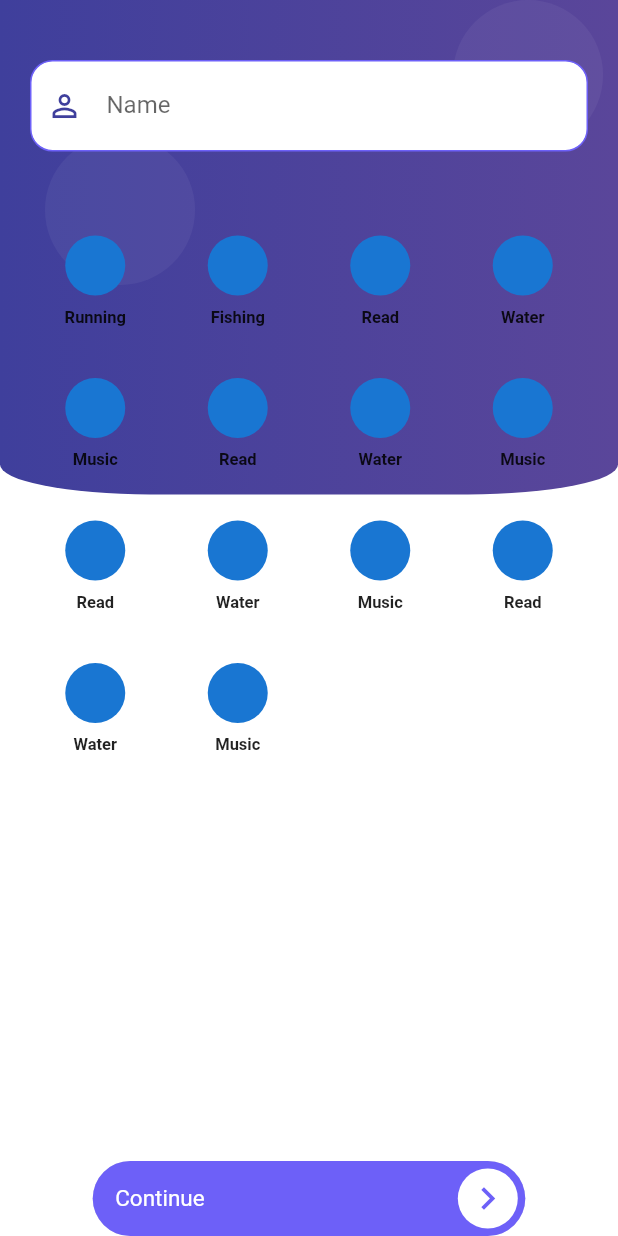
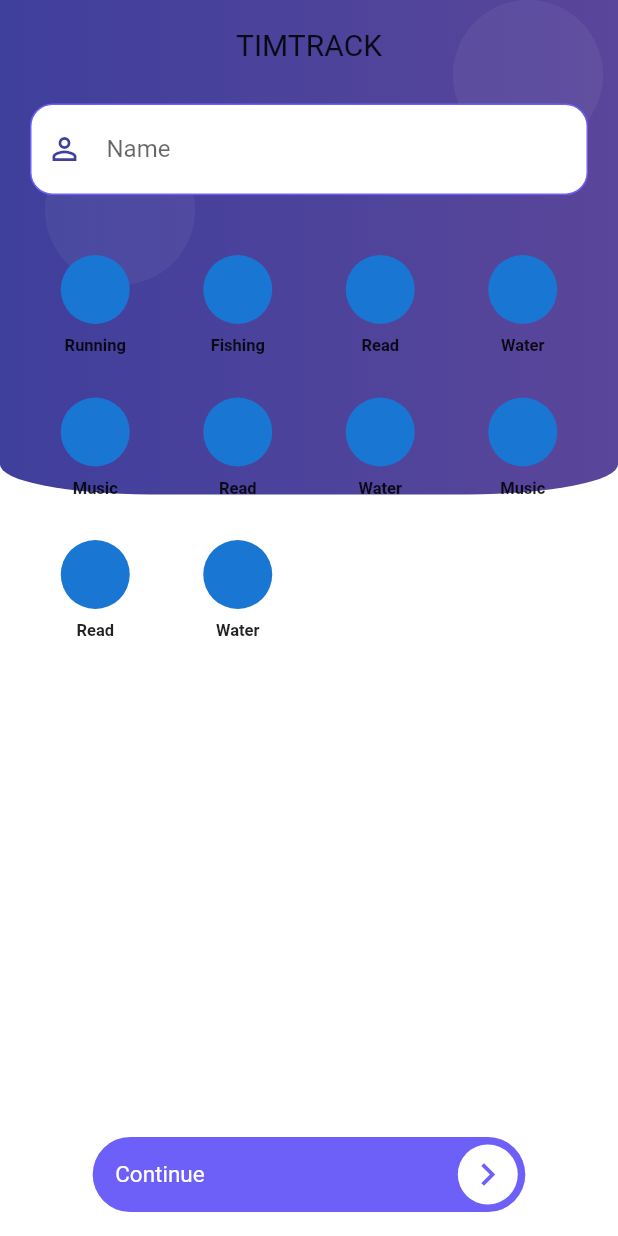
Before and after one commit to JordiiVidal/timtrack, a Flutter app: the screen it shows after launch, on a phone screen of 412 x 824 dp. Run offline on Flutter 3.47's test engine with Material 2 defaults, Android fonts, the phone set to English and light mode, and no system bars; our stand-ins replace bloc, flutter_bloc, flutter_staggered_animations.

Commit message:
change state list activities

```diff
--- a/lib/data/list.dart
+++ b/lib/data/list.dart
@@ -23,80 +23,52 @@ final  List<Activity> activities = [
         idCategory: 2,
       ),
       Activity(
-        id: 3,
+        id: 23,
         name: 'Water',
         duration: 320,
         avatar: 'd',
         idCategory: 3,
       ),
       Activity(
-        id: 3,
+        id: 33,
         name: 'Music',
         duration: 320,
         avatar: 'd',
         idCategory: 3,
       ),
       Activity(
-        id: 3,
+        id: 43,
         name: 'Read',
         duration: 320,
         avatar: 'd',
         idCategory: 2,
       ),
       Activity(
-        id: 3,
+        id: 334,
         name: 'Water',
         duration: 320,
         avatar: 'd',
         idCategory: 3,
       ),
       Activity(
-        id: 3,
+        id: 3534,
         name: 'Music',
         duration: 320,
         avatar: 'd',
         idCategory: 3,
       ),
       Activity(
-        id: 3,
+        id: 653,
         name: 'Read',
         duration: 320,
         avatar: 'd',
         idCategory: 2,
       ),
       Activity(
-        id: 3,
+        id: 45233,
         name: 'Water',
         duration: 320,
         avatar: 'd',
         idCategory: 3,
-      ),
-      Activity(
-        id: 3,
-        name: 'Music',
-        duration: 320,
-        avatar: 'd',
-        idCategory: 3,
-      ),
-      Activity(
-        id: 3,
-        name: 'Read',
-        duration: 320,
-        avatar: 'd',
-        idCategory: 2,
-      ),
-      Activity(
-        id: 3,
-        name: 'Water',
-        duration: 320,
-        avatar: 'd',
-        idCategory: 3,
-      ),
-      Activity(
-        id: 3,
-        name: 'Music',
-        duration: 320,
-        avatar: 'd',
-        idCategory: 3,
-      ),
+      )
     ];
--- a/lib/pages/signup_page.dart
+++ b/lib/pages/signup_page.dart
@@ -1,11 +1,10 @@
 import 'package:flutter/material.dart';
 import 'package:flutter_bloc/flutter_bloc.dart';
-import 'package:flutter_staggered_animations/flutter_staggered_animations.dart';
 
 import 'package:timtrack/bloc/user/user_bloc.dart';
-import 'package:timtrack/data/list.dart';
 
 import 'package:timtrack/models/user_model.dart';
+import 'package:timtrack/widgets/activities_grid_sign.dart';
 import 'package:timtrack/widgets/signup_background.dart';
 
 class SignUpPage extends StatefulWidget {
@@ -33,21 +32,34 @@ class _SignUpPageState extends State<SignUpPage> {
           SignUpBackground(
             size: size,
           ),
-          formLogic(context, size),
+          SafeArea(
+            child: formLogic(context, size),
+          ),
         ],
       ),
     );
   }
 
   Widget formLogic(BuildContext context, Size size) {
-    return SafeArea(
-      child: Form(
+    return Form(
       key: _formKey,
       child: Column(
         crossAxisAlignment: CrossAxisAlignment.center,
         children: [
           Container(
-              margin: EdgeInsets.only(top: 40.0),
+            padding: EdgeInsets.only(
+              top: 18.0,
+              bottom: 8.0,
+            ),
+            child: Text(
+              'TIMTRACK',
+              style: TextStyle(
+                fontSize: 20.0,
+              ),
+            ),
+          ),
+          Container(
+            margin: EdgeInsets.only(top: 20.0),
             height: 100,
             child: Column(
               children: [
@@ -81,50 +93,7 @@ class _SignUpPageState extends State<SignUpPage> {
           Expanded(
             child: Stack(
               children: [
-                  Container(
-                    padding: EdgeInsets.all(16.0),
-                    child: AnimationLimiter(
-                      child: GridView.builder(
-                        gridDelegate: SliverGridDelegateWithFixedCrossAxisCount(
-                          crossAxisCount: 4,
-                        ),
-                        physics: BouncingScrollPhysics(),
-                        itemCount: activities.length,
-                        itemBuilder: (BuildContext context, int index) =>
-                            AnimationConfiguration.staggeredGrid(
-                          position: index,
-                          duration: const Duration(milliseconds: 500),
-                          columnCount: 4,
-                          child: ScaleAnimation(
-                            child: FadeInAnimation(
-                              child: Container(
-                                child: Padding(
-                                  padding: const EdgeInsets.all(1.0),
-                                  child: Column(
-                                    children: <Widget>[
-                                      Container(
-                                        child: CircleAvatar(),
-                                      ),
-                                      Padding(
-                                        padding: const EdgeInsets.all(8.0),
-                                        child: Text(
-                                          '${activities[index].name}',
-                                          style: TextStyle(
-                                            fontWeight: FontWeight.w700,
-                                            fontSize: 11,
-                                          ),
-                                        ),
-                                      ),
-                                    ],
-                                  ),
-                                ),
-                              ),
-                            ),
-                          ),
-                        ),
-                      ),
-                    ),
-                  ),
+                ActivitiesGridSign(),
                 Positioned(
                   bottom: 0,
                   left: size.width * 0.15,
@@ -136,12 +105,15 @@ class _SignUpPageState extends State<SignUpPage> {
           ),
         ],
       ),
-      ),
     );
   }
 
-  RaisedButton buttonSignUp(BuildContext context) {
-    return RaisedButton(
+  Widget buttonSignUp(BuildContext context) {
+    return Padding(
+      padding: EdgeInsets.only(
+        bottom: 16.0,
+      ),
+      child: RaisedButton(
         shape: RoundedRectangleBorder(
           borderRadius: BorderRadius.circular(30.0),
         ),
@@ -202,6 +174,7 @@ class _SignUpPageState extends State<SignUpPage> {
           );
           Navigator.pushReplacementNamed(context, '/home');
         },
+      ),
     );
   }
 }
--- /dev/null
+++ b/lib/widgets/activities_grid_sign.dart
@@ -0,0 +1,84 @@
+import 'package:flutter/material.dart';
+import 'package:flutter_staggered_animations/flutter_staggered_animations.dart';
+import 'package:timtrack/data/list.dart';
+import 'package:timtrack/models/activity_model.dart';
+
+class ActivitiesGridSign extends StatefulWidget {
+  const ActivitiesGridSign({Key key}) : super(key: key);
+
+  @override
+  _ActivitiesGridSignState createState() => _ActivitiesGridSignState();
+}
+
+class _ActivitiesGridSignState extends State<ActivitiesGridSign> {
+  List activitiesSelected = [];
+  @override
+  void initState() {
+    super.initState();
+  }
+
+  @override
+  Widget build(BuildContext context) {
+    return Container(
+      padding: EdgeInsets.symmetric(
+        horizontal: 16.0,
+      ),
+      child: AnimationLimiter(
+        child: GridView.builder(
+          gridDelegate: SliverGridDelegateWithFixedCrossAxisCount(
+            crossAxisCount: 4,
+          ),
+          physics: BouncingScrollPhysics(),
+          itemCount: activities.length,
+          itemBuilder: (BuildContext context, int index) =>
+              AnimationConfiguration.staggeredGrid(
+            position: index,
+            duration: const Duration(milliseconds: 500),
+            columnCount: 4,
+            child: ScaleAnimation(
+              child: FadeInAnimation(
+                child: itemActivity(
+                  activities[index],
+                ),
+              ),
+            ),
+          ),
+        ),
+      ),
+    );
+  }
+
+  Widget itemActivity(Activity activity) {
+    return GestureDetector(
+      onTap: () => {
+        setState(() {
+          (activitiesSelected.contains(activity.id))
+              ? activitiesSelected.remove(activity.id)
+              : activitiesSelected.add(activity.id);
+        })
+      },
+      child: Container(
+        padding: const EdgeInsets.all(1.0),
+        child: Column(
+          children: <Widget>[
+            Container(
+              child: CircleAvatar(
+                maxRadius: activitiesSelected.contains(activity.id) ? 30 : 23,
+              ),
+            ),
+            Padding(
+              padding: const EdgeInsets.all(8.0),
+              child: Text(
+                '${activity.name}',
+                style: TextStyle(
+                  fontWeight: FontWeight.w700,
+                  fontSize: 11,
+                ),
+              ),
+            ),
+          ],
+        ),
+      ),
+    );
+  }
+}
```
Lines whose indentation alone changed are shown as unchanged.
